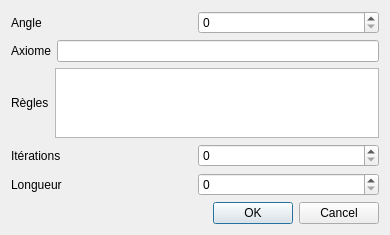
Qt form settings.ui (Kr4unos/M2_TREE) before a commit.
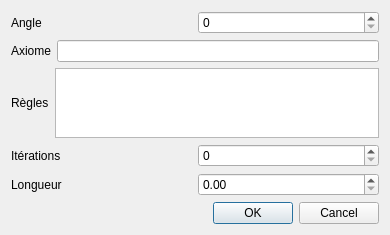
The same form after that commit.

```diff
--- a/settings.ui
+++ b/settings.ui
@@ -82,7 +82,7 @@
         </widget>
        </item>
        <item>
-        <widget class="QSpinBox" name="length_input"/>
+        <widget class="QDoubleSpinBox" name="length_input"/>
        </item>
       </layout>
      </item>
```
